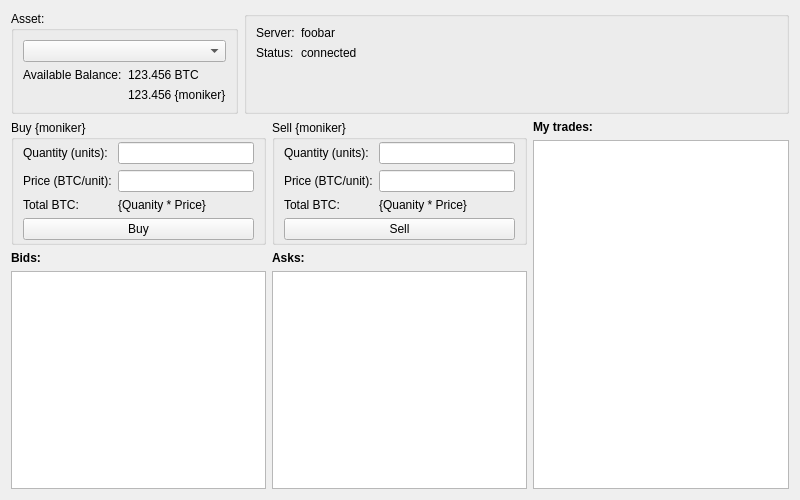
Old version of the form ui/forms/tradepage.ui in the repository chromaway/ngcccbase.
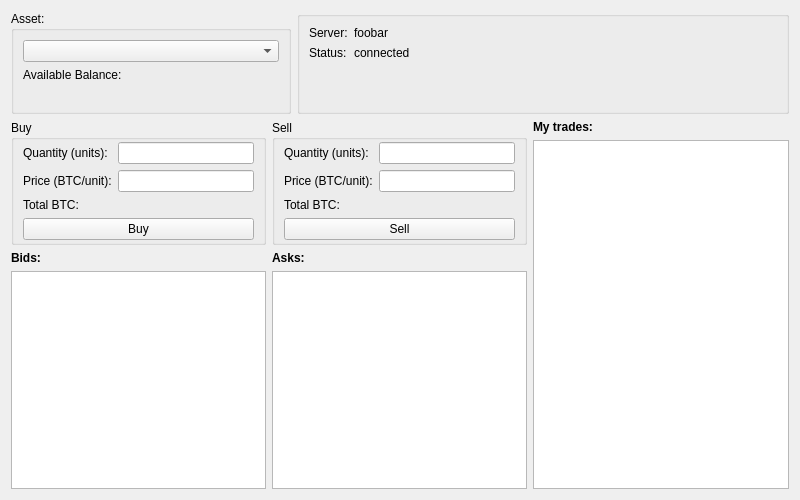
New version of the form.

Commit message: add widgetsEnabled to p2pTrade

The edit to the form file:
```diff
--- a/ui/forms/tradepage.ui
+++ b/ui/forms/tradepage.ui
@@ -18,6 +18,12 @@
     <layout class="QHBoxLayout" name="horizontalLayout" stretch="0,1">
      <item>
       <widget class="QGroupBox" name="groupBox">
+       <property name="minimumSize">
+        <size>
+         <width>280</width>
+         <height>0</height>
+        </size>
+       </property>
        <property name="title">
         <string>Asset:</string>
        </property>
@@ -30,7 +36,7 @@
           <item row="1" column="1">
            <widget class="QLabel" name="label_16">
             <property name="text">
-             <string>123.456 {moniker}</string>
+             <string/>
             </property>
            </widget>
           </item>
@@ -44,7 +50,7 @@
           <item row="0" column="1">
            <widget class="QLabel" name="label_18">
             <property name="text">
-             <string>123.456 BTC</string>
+             <string/>
             </property>
            </widget>
           </item>
@@ -111,7 +117,7 @@
        <item>
         <widget class="QGroupBox" name="groupBox_3">
          <property name="title">
-          <string>Buy {moniker}</string>
+          <string>Buy</string>
          </property>
          <layout class="QFormLayout" name="formLayout_3">
           <property name="fieldGrowthPolicy">
@@ -153,7 +159,7 @@
           <item row="2" column="1">
            <widget class="QLabel" name="label_10">
             <property name="text">
-             <string>{Quanity * Price}</string>
+             <string/>
             </property>
            </widget>
           </item>
@@ -190,7 +196,7 @@
        <item>
         <widget class="QGroupBox" name="groupBox_5">
          <property name="title">
-          <string>Sell {moniker}</string>
+          <string>Sell</string>
          </property>
          <layout class="QFormLayout" name="formLayout_4">
           <property name="fieldGrowthPolicy">
@@ -232,7 +238,7 @@
           <item row="2" column="1">
            <widget class="QLabel" name="label_13">
             <property name="text">
-             <string>{Quanity * Price}</string>
+             <string/>
             </property>
            </widget>
           </item>
```
Left out of the diff: 40 changed lines with no effect on the pictures. The commit also changes 1 other file.
